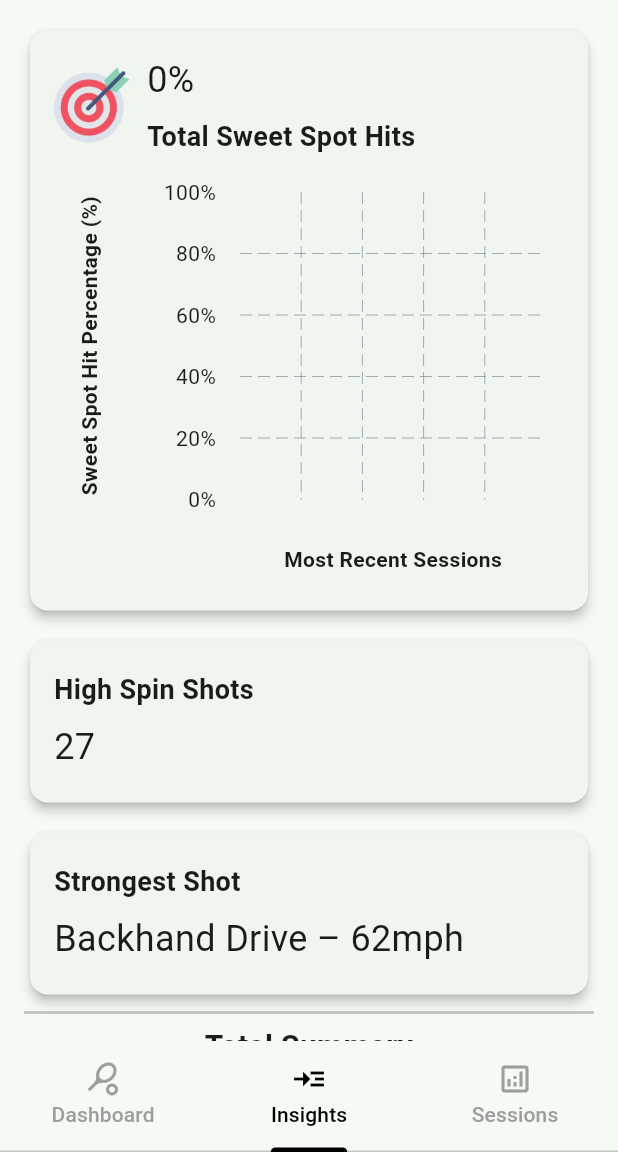
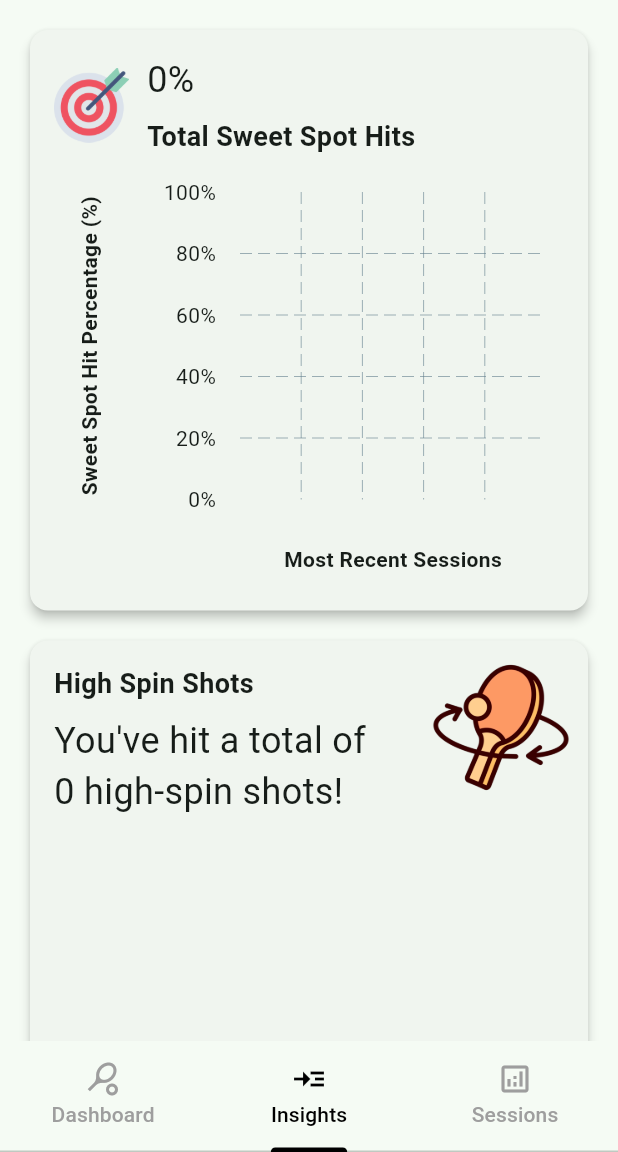
Before and after one commit to Pickletronics/Pickletronics, a Flutter app: the screen it shows after launch, item 2 of the bottom bar chosen, on a phone screen of 412 x 824 dp, the part 84-1236 px from its top. Run offline on Flutter 3.47's test engine with Material 3 defaults, Android fonts, the light colour scheme and no system bars; drawn by our look-alikes of fl_chart; our stand-ins replace flutter_blue_plus, logger, permission_handler.

Commit message:
high spin shots card
Signed-off-by: osakellarides <olivia@depotanalytics.co>

```diff
--- a/pickletronics/lib/insightsTab/insights_tab.dart
+++ b/pickletronics/lib/insightsTab/insights_tab.dart
@@ -196,23 +196,129 @@ Widget _buildLastSessionsBarChartContent() {
   );
 }
 
-  // Existing cards for High Spin Shots, Strongest Shot, and Totals Row...
 Widget _buildHighSpinShotsCard() {
+  // Calculate counts for each spin threshold
+  int count0to75 = 0;
+  int count76to150 = 0;
+  int count151to225 = 0;
+  int count226to360 = 0;
+
+  for (final session in allSessions) {
+    for (final impact in session.impacts) {
+      double rotation = impact.impactRotation;
+      if (rotation <= 75) {
+        count0to75++;
+      } else if (rotation <= 150) {
+        count76to150++;
+      } else if (rotation <= 225) {
+        count151to225++;
+      } else if (rotation <= 360) {
+        count226to360++;
+      }
+    }
+  }
+
+  // Use the highest threshold count for the high spin shots value.
+  int highSpinShotsValue = count226to360;
+
+  // Create pie chart sections for each threshold.
+  List<PieChartSectionData> sections = [
+    PieChartSectionData(
+      value: count0to75.toDouble(),
+      title: count0to75 > 0 ? '$count0to75' : '',
+      color: Colors.blue,
+      radius: 50,
+      titleStyle: const TextStyle(fontSize: 14, fontWeight: FontWeight.bold, color: Colors.white),
+    ),
+    PieChartSectionData(
+      value: count76to150.toDouble(),
+      title: count76to150 > 0 ? '$count76to150' : '',
+      color: Colors.orange,
+      radius: 50,
+      titleStyle: const TextStyle(fontSize: 14, fontWeight: FontWeight.bold, color: Colors.white),
+    ),
+    PieChartSectionData(
+      value: count151to225.toDouble(),
+      title: count151to225 > 0 ? '$count151to225' : '',
+      color: const Color.fromARGB(255, 107, 214, 139),
+      radius: 50,
+      titleStyle: const TextStyle(fontSize: 14, fontWeight: FontWeight.bold, color: Colors.white),
+    ),
+    PieChartSectionData(
+      value: count226to360.toDouble(),
+      title: count226to360 > 0 ? '$count226to360' : '',
+      color: const Color.fromARGB(255, 231, 80, 82),
+      radius: 50,
+      titleStyle: const TextStyle(fontSize: 14, fontWeight: FontWeight.bold, color: Colors.white),
+    ),
+  ];
+
 return Card(
   elevation: 3,
   shape: RoundedRectangleBorder(borderRadius: BorderRadius.circular(12)),
-      child: Padding(
-        padding: const EdgeInsets.symmetric(vertical: 20, horizontal: 16),
+  child: Stack(
+    children: [
+      Padding(
+        padding: const EdgeInsets.all(16.0),
         child: Column(
           crossAxisAlignment: CrossAxisAlignment.start,
-          children: const [
-            Text("High Spin Shots",
-                style: TextStyle(fontSize: 18, fontWeight: FontWeight.bold)),
-            SizedBox(height: 8),
-            Text("27", style: TextStyle(fontSize: 24)),
+          children: [
+            const Text(
+              "High Spin Shots",
+              style: TextStyle(fontSize: 18, fontWeight: FontWeight.bold),
+            ),
+            const SizedBox(height: 8),
+            Text(
+              "You've hit a total of \n$highSpinShotsValue high-spin shots!",
+              style: const TextStyle(fontSize: 24),
+            ),
+            const SizedBox(height: 16),
+            SizedBox(
+              height: 200,
+              child: PieChart(
+                PieChartData(
+                  sections: sections,
+                  centerSpaceRadius: 40,
+                  sectionsSpace: 2,
+                ),
+              ),
+            ),
+            const SizedBox(height: 16),
+            Wrap(
+              spacing: 8,
+              runSpacing: 4,
+              children: [
+                _buildLegendItem(Colors.blue, "0-75°/s"),
+                _buildLegendItem(Colors.orange, "76-150°/s"),
+                _buildLegendItem(Color.fromARGB(255, 107, 214, 139), "151-225°/s"),
+                _buildLegendItem(Color.fromARGB(255, 231, 80, 82), "226-360°/s"),
+              ],
+            ),
           ],
         ),
       ),
+      Positioned(
+        top: 8,
+        right: 8,
+        child: Image.asset(
+          'assets/spin_shot.png',
+          width: 100,
+          height: 100,
+        ),
+      ),
+    ],
+  ),
+);
+}
+
+Widget _buildLegendItem(Color color, String text) {
+  return Row(
+    mainAxisSize: MainAxisSize.min,
+    children: [
+      Container(width: 16, height: 16, color: color),
+      const SizedBox(width: 4),
+      Text(text),
+    ],
   );
 }
 
--- a/pickletronics/pubspec.yaml
+++ b/pickletronics/pubspec.yaml
@@ -68,6 +68,7 @@ flutter:
     - assets/pickletronics_banner.png
     - assets/background.png
     - assets/bullseye_icon.png
+    - assets/spin_shot.png
   #   - images/a_dot_burr.jpeg
   #   - images/a_dot_ham.jpeg
 
```
Also changed, not shown: pickletronics/assets/spin_shot.png (added). Lines whose indentation alone changed are shown as unchanged.
